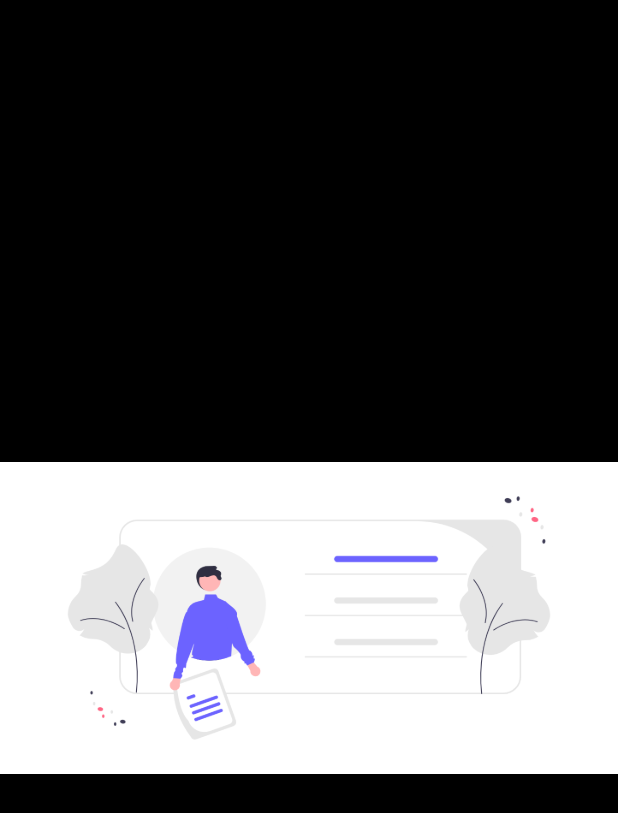
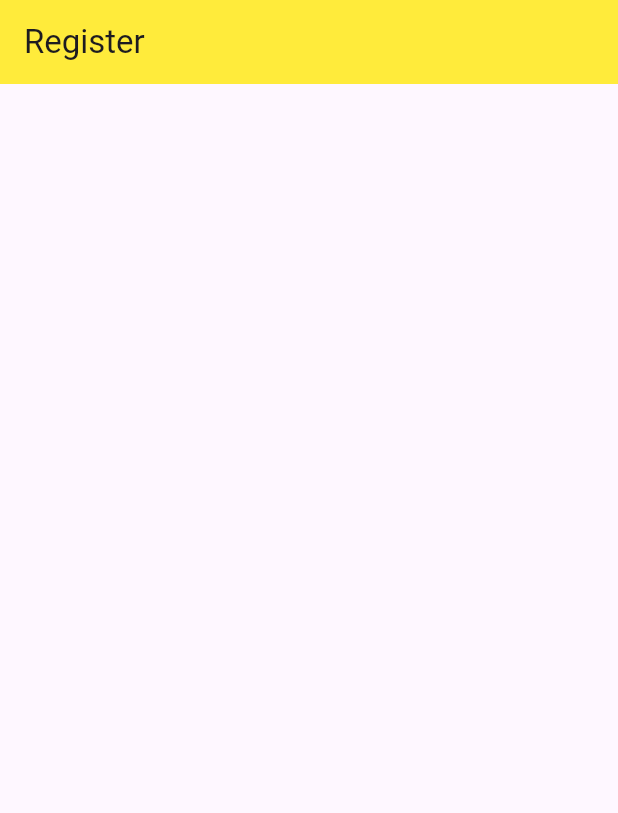
Before and after one commit to hadifnasarudin/mp_assignment_2, a Flutter app: the screen it shows after launch, on a phone screen of 412 x 824 dp. Shown: the top 813 px of the screen. Run offline on Flutter 3.47's test engine with Material 3 defaults, Android fonts, the phone set to English and light mode, and no system bars.

Commit message:
Register screen base

```diff
--- /dev/null
+++ b/lib/signIn.dart
@@ -0,0 +1,20 @@
+import 'package:flutter/material.dart';
+
+class signIn extends StatefulWidget {
+  const signIn({super.key});
+
+  @override
+  State<signIn> createState() => _signInState();
+}
+
+class _signInState extends State<signIn> {
+  @override
+  Widget build(BuildContext context) {
+    return  Scaffold(
+      appBar: AppBar(
+        title: Text('Register'),
+        backgroundColor: Colors.yellow,
+      ),
+    );
+  }
+}
--- a/lib/splashScreen.dart
+++ b/lib/splashScreen.dart
@@ -1,4 +1,5 @@
 import 'package:flutter/material.dart';
+import 'package:worker_task_management_system/signIn.dart';
 
 class splashScreen extends StatefulWidget {
   const splashScreen({super.key});
@@ -14,7 +15,10 @@ class _splashScreenState extends State<splashScreen> {
     // TODO: implement initState
     super.initState();
     Future.delayed(Duration(seconds: 3),(){
-      Navigator.pushReplacementNamed(context, '/login');
+      Navigator.pushReplacement(
+        context,
+        MaterialPageRoute(builder: (context) => signIn()),
+      );
     });
   }
 
```
Also changed, not shown: assets/images/appsLogo.jpeg (added).
